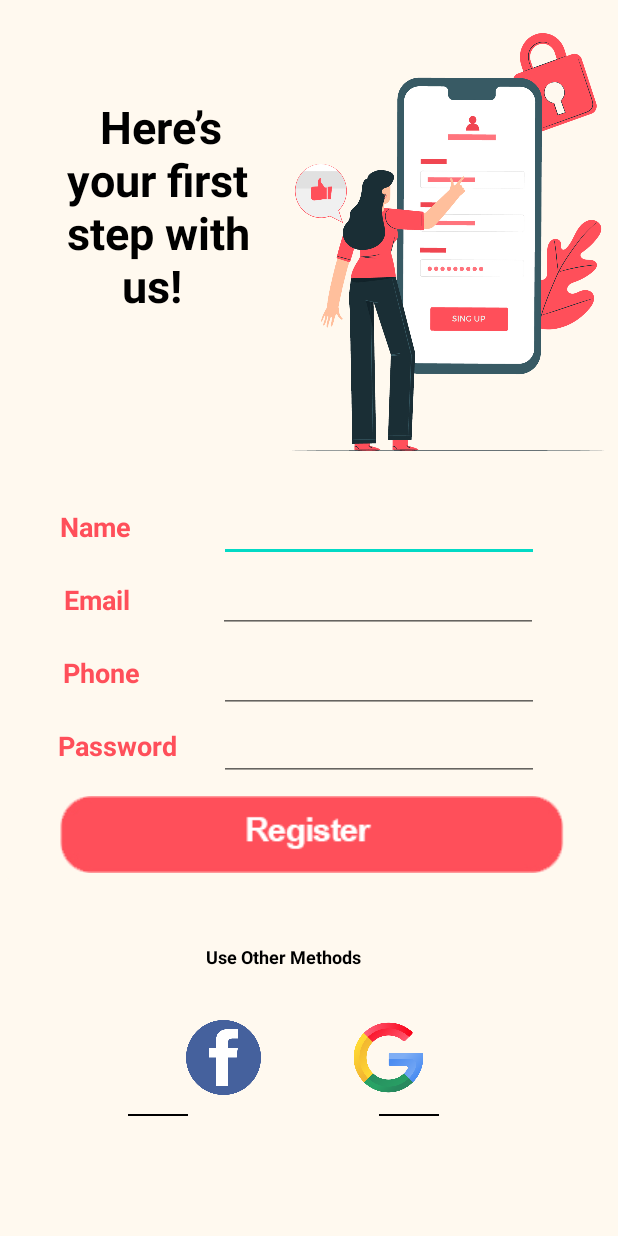
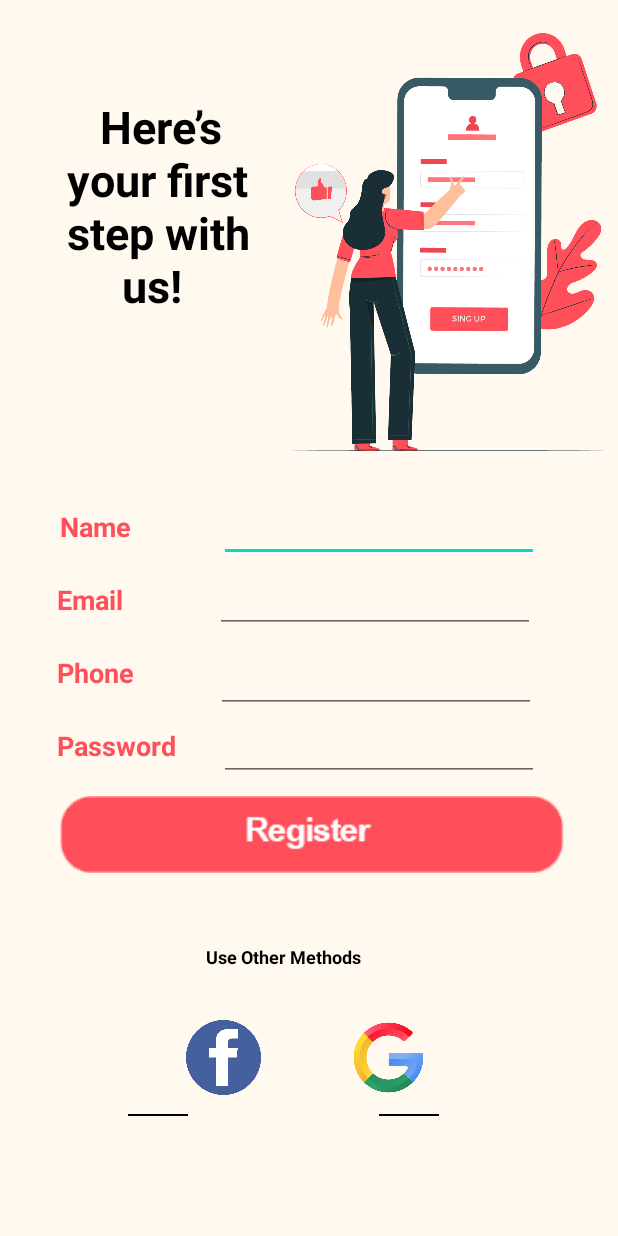
Before and after one commit to emangad99/Trip_App, an Android app: the RegisterActivity screen opened directly, with no data from a screen before it, on a phone screen of 412 x 824 dp. Run offline under Robolectric (Android 15) with nearby library versions, the phone set to English and light mode, and no system bars.

Commit message:
initial commit

```diff
--- a/app/src/main/res/layout/activity_register.xml
+++ b/app/src/main/res/layout/activity_register.xml
@@ -55,7 +55,7 @@
         android:textSize="18sp"
         android:textStyle="bold"
         app:layout_constraintEnd_toEndOf="parent"
-        app:layout_constraintHorizontal_bias="0.116"
+        app:layout_constraintHorizontal_bias="0.103"
         app:layout_constraintStart_toStartOf="parent"
         app:layout_constraintTop_toBottomOf="@+id/txt_name" />
 
@@ -69,7 +69,7 @@
         android:textSize="18sp"
         android:textStyle="bold"
         app:layout_constraintEnd_toEndOf="parent"
-        app:layout_constraintHorizontal_bias="0.116"
+        app:layout_constraintHorizontal_bias="0.105"
         app:layout_constraintStart_toStartOf="parent"
         app:layout_constraintTop_toBottomOf="@+id/txt_email" />
 
@@ -83,7 +83,7 @@
         android:textSize="18sp"
         android:textStyle="bold"
         app:layout_constraintEnd_toEndOf="parent"
-        app:layout_constraintHorizontal_bias="0.116"
+        app:layout_constraintHorizontal_bias="0.114"
         app:layout_constraintStart_toStartOf="parent"
         app:layout_constraintTop_toBottomOf="@+id/txt_phone" />
 
```
